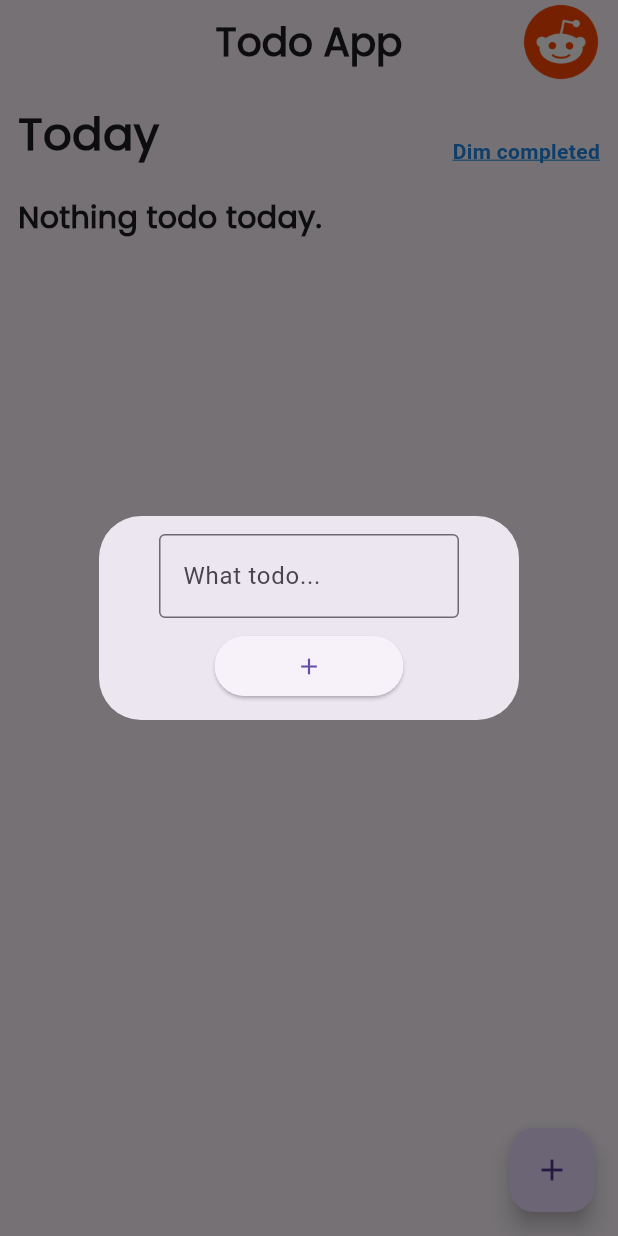
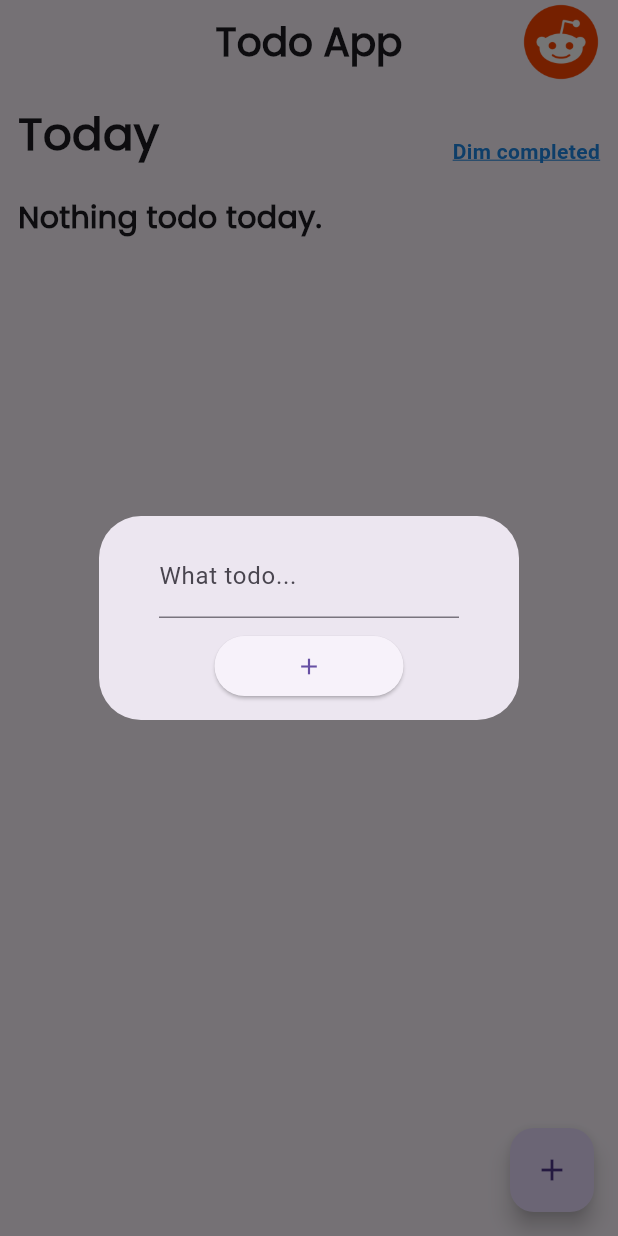
Before and after one commit to Bassam-A/flutter-todo-app, a Flutter app: the screen it shows after launch, after a tap on the "add" icon, on a phone screen of 412 x 824 dp. Run offline on Flutter 3.47's test engine with Material 3 defaults, Android fonts, the phone set to English and light mode, and no system bars; our stand-ins replace google_fonts.

Commit message:
fix bugs

```diff
--- a/lib/screens/main.dart
+++ b/lib/screens/main.dart
@@ -92,13 +92,7 @@ class _MainPageState extends State<MainPage> {
                     controller: addTodoFieldController,
                     maxLines: null,
                     decoration: InputDecoration(
-                      hintText: 'What todo...',
-                      focusedBorder: OutlineInputBorder(
-                          borderSide:
-                              BorderSide(width: 1, color: Colors.black54)),
-                      enabledBorder: OutlineInputBorder(
-                          borderSide:
-                              BorderSide(width: 1, color: Colors.black54)),
+                      labelText: "What todo..."
                     ),
                   ),
                 ),
```
